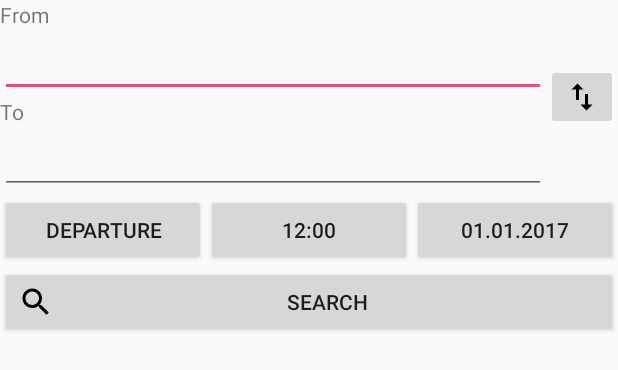
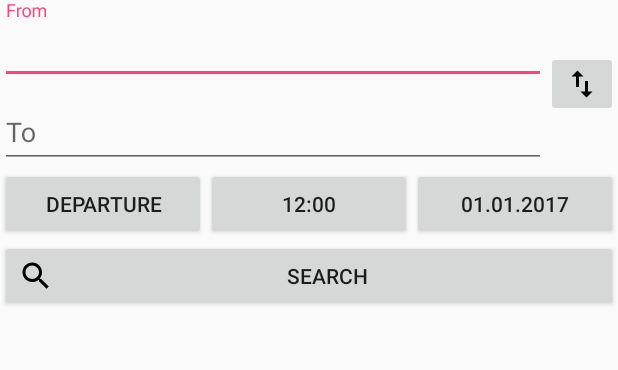
Before and after one commit to IDIjana/FahrplanApp, an Android app: the layout fragment_connection_search.xml on its own in the app's theme, with its tools: preview values and no code run, on a phone screen of 412 x 824 dp. Shown: the top 370 px of the screen. Run offline under Robolectric (Android 15) with nearby library versions, the phone set to English and light mode, and no system bars.

Commit message:
Improved "From" and "To" hints on autocompletetextview

```diff
--- a/app/src/main/res/layout/fragment_connection_search.xml
+++ b/app/src/main/res/layout/fragment_connection_search.xml
@@ -17,24 +17,22 @@
             android:layout_height="wrap_content"
             android:layout_alignParentEnd="true"
             android:layout_centerVertical="true"
-            android:src="@drawable/ic_button_switch"/>
-
-        <TextView
-            android:id="@+id/label_from"
-            android:layout_width="wrap_content"
-            android:layout_height="wrap_content"
-            android:layout_alignParentTop="true"
-            android:layout_alignParentStart="true"
-            android:text="@string/search_hint_from"/>
+            android:src="@drawable/ic_button_switch"
+            android:contentDescription="@string/tooltip_switch_stations" />
 
         <FrameLayout
             android:id="@+id/autocomplete_from"
             android:layout_width="wrap_content"
             android:layout_height="wrap_content"
-            android:layout_below="@id/label_from"
+            android:layout_alignParentTop="true"
             android:layout_alignParentStart="true"
             android:layout_toStartOf="@id/button_switch"
             android:layout_centerHorizontal="true">
+
+            <android.support.design.widget.TextInputLayout
+                android:id="@+id/text_from_wrapper"
+                android:layout_width="match_parent"
+                android:layout_height="wrap_content">
 
                 <ch.hsr.se.mas.fahrplanapp.DelayAutoCompleteTextView
                     android:id="@+id/text_from"
@@ -42,7 +40,10 @@
                     android:layout_width="match_parent"
                     android:layout_height="wrap_content"
                     android:imeOptions="flagNoExtractUi|actionSearch"
-                android:labelFor="@id/label_from" />
+                    android:labelFor="@id/text_from"
+                    android:hint="@string/search_hint_from"/>
+
+            </android.support.design.widget.TextInputLayout>
 
             <ProgressBar
                 android:id="@+id/pb_loading_indicator_from"
@@ -53,22 +54,19 @@
                 android:visibility="gone"/>
         </FrameLayout>
 
-        <TextView
-            android:id="@+id/label_to"
-            android:layout_width="wrap_content"
-            android:layout_height="wrap_content"
-            android:layout_below="@id/autocomplete_from"
-            android:layout_alignParentStart="true"
-            android:text="@string/search_hint_to"/>
-
         <FrameLayout
             android:id="@+id/autocomplete_to"
             android:layout_width="match_parent"
             android:layout_height="wrap_content"
-            android:layout_below="@id/label_to"
+            android:layout_below="@id/autocomplete_from"
             android:layout_alignParentStart="true"
             android:layout_toStartOf="@id/button_switch"
             android:layout_centerHorizontal="true">
+
+            <android.support.design.widget.TextInputLayout
+                android:id="@+id/text_to_wrapper"
+                android:layout_width="match_parent"
+                android:layout_height="wrap_content">
 
                 <ch.hsr.se.mas.fahrplanapp.DelayAutoCompleteTextView
                     android:id="@+id/text_to"
@@ -76,7 +74,10 @@
                     android:layout_width="match_parent"
                     android:layout_height="wrap_content"
                     android:imeOptions="flagNoExtractUi|actionSearch"
-                android:labelFor="@id/label_to"/>
+                    android:labelFor="@id/text_to"
+                    android:hint="@string/search_hint_to"/>
+
+            </android.support.design.widget.TextInputLayout>
 
             <ProgressBar
                 android:id="@+id/pb_loading_indicator_to"
--- /dev/null
+++ b/app/src/main/res/values/ids.xml
@@ -0,0 +1,5 @@
+<?xml version="1.0" encoding="utf-8"?>
+<resources>
+    <item name="visible" type="id"/>
+    <item name="masked" type="id"/>
+</resources>
--- a/app/src/main/res/values/strings.xml
+++ b/app/src/main/res/values/strings.xml
@@ -1,6 +1,9 @@
 <resources>
     <string name="app_name">GIRIDAB</string>
     <string name="copyright">© 2017 – MAS SE 2015 – 2017</string>
+
+    <string name="date_format">dd-MM-yyyy</string>
+    <string name="time_format">HH:mm</string>
 
     <string name="navigation_drawer_open">Open navigation drawer</string>
     <string name="navigation_drawer_close">Close navigation drawer</string>
@@ -21,8 +24,6 @@
     <string name="arrival_search">Arrival</string>
     <string name="search_hint_from">From</string>
     <string name="search_hint_to">To</string>
-    <string name="search_in_progress">Loading connections...</string>
-
-    <string name="date_format">dd-MM-yyyy</string>
-    <string name="time_format">HH:mm</string>
+    <string name="search_in_progress">Loading connections…</string>
+    <string name="tooltip_switch_stations">Switch stations</string>
 </resources>
```
Also changed, not shown: app/src/main/java/ch/hsr/se/mas/fahrplanapp/DelayAutoCompleteTextView.java (+24 -0 lines), 1 other file. Lines whose indentation alone changed are shown as unchanged.
